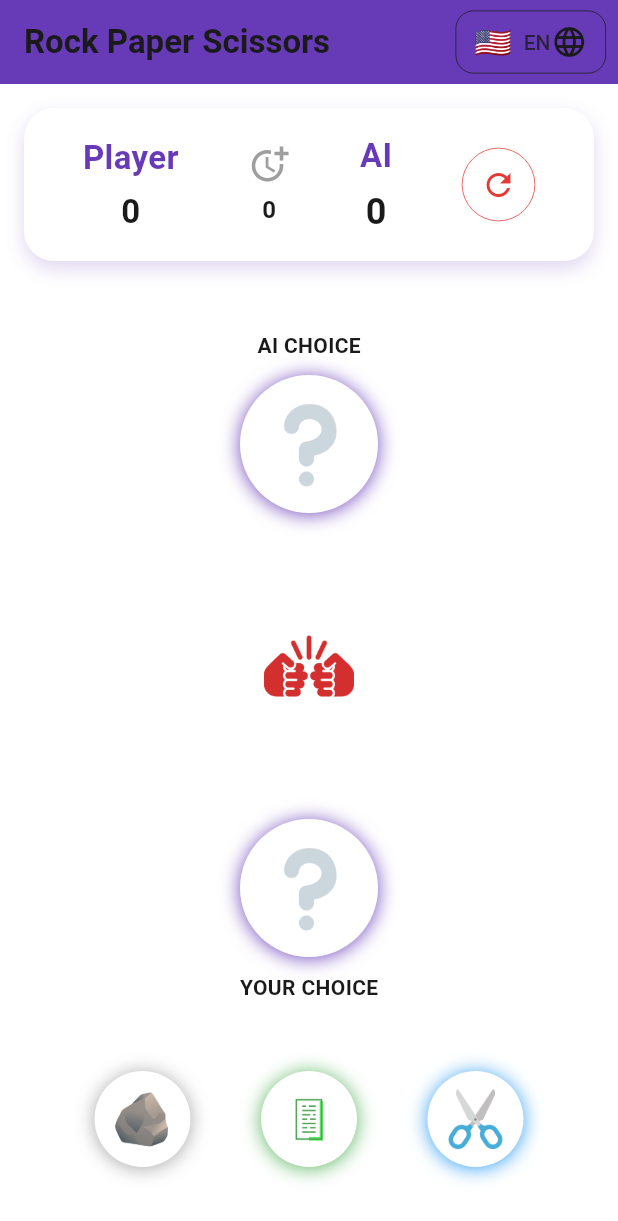
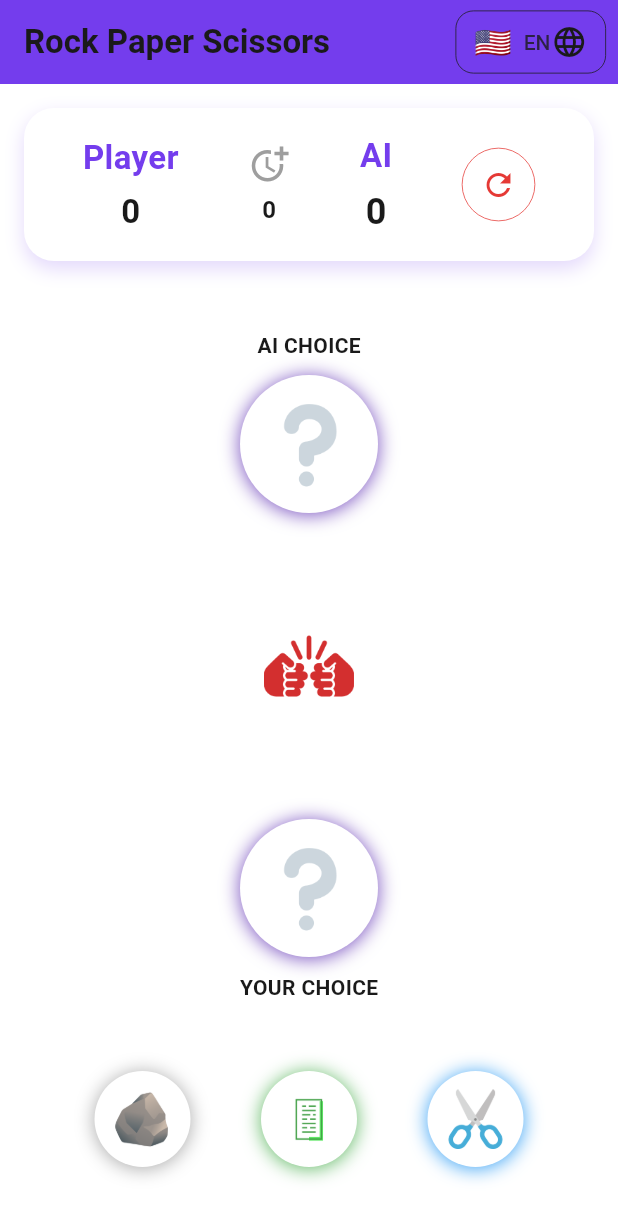
Before and after one commit to dididnk/rock_paper_scissor, a Flutter app: the screen it shows after launch, on a phone screen of 412 x 824 dp. Shown: the top 1221 px of the screen. Run offline on Flutter 3.47's test engine with Material 3 defaults, Android fonts, the phone set to English and light mode, and no system bars; our stand-ins replace loading_animation_widget.

Commit message:
add readme and change app theme

```diff
--- a/rock_paper_scissors/lib/utils/theme/app_colors.dart
+++ b/rock_paper_scissors/lib/utils/theme/app_colors.dart
@@ -1,7 +1,7 @@
 import 'package:flutter/material.dart';
 
 // === Main color (branding) ===
-const primaryColor = Colors.deepPurple;
+const primaryColor = Color(0xFF743ded);
 
 // === Complementary colors ===
 const secondaryColor = Color(0xFF7c4dff);
@@ -23,6 +23,5 @@ const greenColor = Color(0xFF43A047);
 const greenColors = Color.fromARGB(255, 121, 228, 126);
 const yellowColor = Color(0xFFFBC02D);
 const blueColor = Color(0xFF1E88E5);
-const purpleColor = Color(0xFF8E24AA);
 const greyColor = Color(0xFF9E9E9E);
 const infoColor = Color(0xFF29B6F6);
--- a/rock_paper_scissors/pubspec.yaml
+++ b/rock_paper_scissors/pubspec.yaml
@@ -52,4 +52,5 @@ flutter:
   assets:
     - assets/
     - assets/images/
+    # flutter build appbundle --release
     # build/app/outputs/bundle/release/app-release.aab
```
Also changed, not shown: rls-portrait.png (deleted), rock_paper_scissors/assets/icon/icon.png, rock_paper_scissors/assets/icon/icon.svg, 29 other files.
